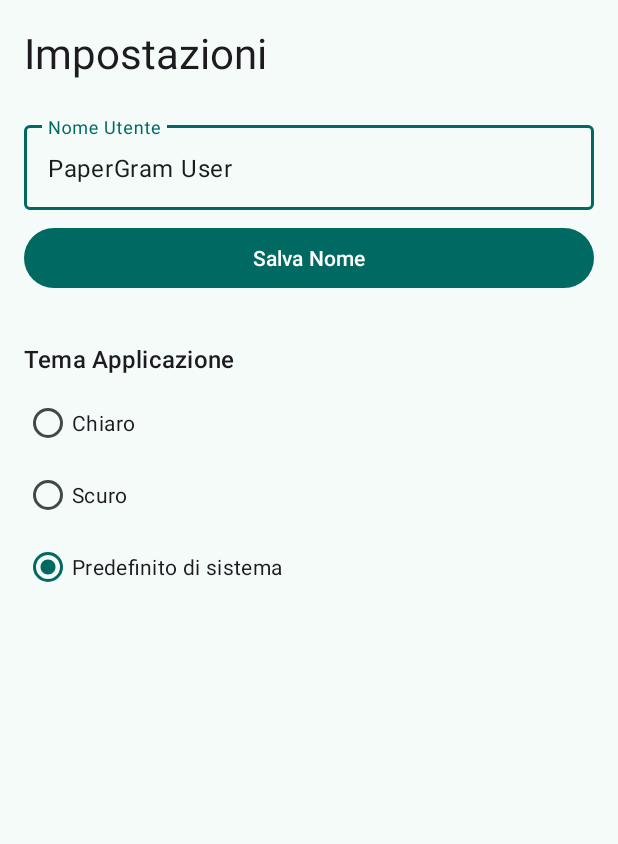
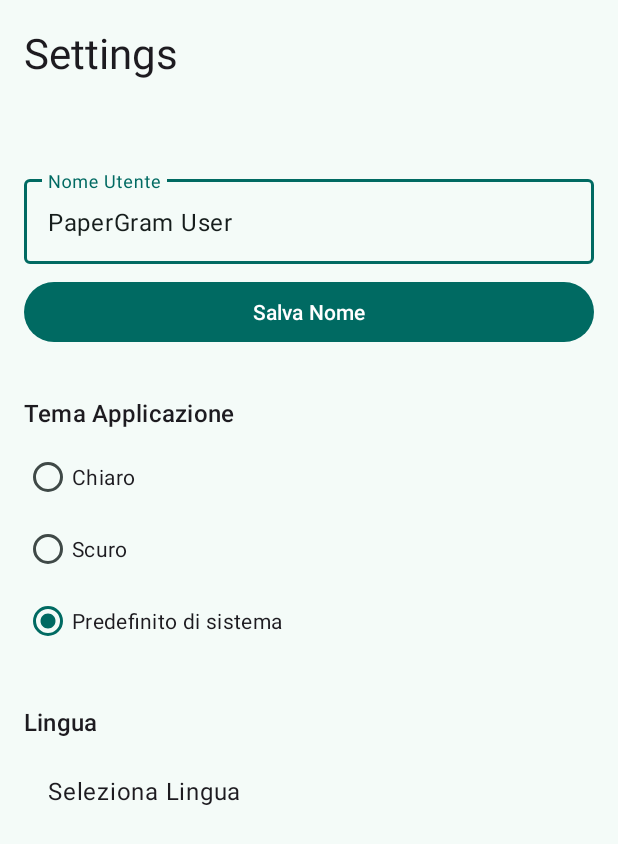
Before and after one commit to andreaturchet/PaperGram, an Android app: the fragment SettingsFragment shown on its own in the app's theme, on a phone screen of 412 x 824 dp. Shown: the top 844 px of the screen. Run offline under Robolectric (Android 15) with nearby library versions, the phone set to English and light mode, and no system bars.

Commit message:
translation 1/2

```diff
--- a/app/src/main/java/com/ciwrl/papergram/ui/categories/CategoriesViewModel.kt
+++ b/app/src/main/java/com/ciwrl/papergram/ui/categories/CategoriesViewModel.kt
@@ -3,6 +3,7 @@ package com.ciwrl.papergram.ui.categories
 import android.app.Application
 import androidx.lifecycle.AndroidViewModel
 import androidx.lifecycle.viewModelScope
+import com.ciwrl.papergram.R
 import com.ciwrl.papergram.data.Datasource
 import com.ciwrl.papergram.data.UserPreferences
 import com.ciwrl.papergram.ui.adapter.UiMainCategory
@@ -45,7 +46,8 @@ class CategoriesViewModel(application: Application) : AndroidViewModel(applicati
             val selectedCount = _uiCategories.value.count { it.isSelected }
 
             if (selectedCount == 1 && toggledCategory.isSelected) {
-                _toastMessage.emit("Devi selezionare almeno una categoria.")
+                val message = getApplication<Application>().getString(R.string.error_select_one_category)
+                _toastMessage.emit(message)
                 return@launch
             }
 
--- a/app/src/main/res/layout/fragment_categories.xml
+++ b/app/src/main/res/layout/fragment_categories.xml
@@ -23,7 +23,7 @@
         android:id="@+id/button_save"
         android:layout_width="0dp"
         android:layout_height="wrap_content"
-        android:text="Salva Preferenze"
+        android:text="@string/save_preferences"
         android:layout_margin="16dp"
         app:layout_constraintBottom_toBottomOf="parent"
         app:layout_constraintStart_toStartOf="parent"
--- a/app/src/main/res/layout/fragment_comments.xml
+++ b/app/src/main/res/layout/fragment_comments.xml
@@ -21,7 +21,7 @@
         android:layout_height="wrap_content"
         android:layout_gravity="bottom|end"
         android:layout_margin="16dp"
-        android:contentDescription="Aggiungi un commento"
+        android:contentDescription="@string/aggiungi_un_commento"
         app:srcCompat="@drawable/baseline_add_24" />
 
 </androidx.coordinatorlayout.widget.CoordinatorLayout>
--- a/app/src/main/res/layout/fragment_interest_selection.xml
+++ b/app/src/main/res/layout/fragment_interest_selection.xml
@@ -10,7 +10,7 @@
         android:id="@+id/textView_title_interest"
         android:layout_width="wrap_content"
         android:layout_height="wrap_content"
-        android:text="Scegli i tuoi interessi"
+        android:text="@string/scegli_i_tuoi_interessi"
         android:textAppearance="@style/TextAppearance.Material3.HeadlineLarge"
         app:layout_constraintTop_toTopOf="parent"
         app:layout_constraintStart_toStartOf="parent"
@@ -32,7 +32,7 @@
         android:id="@+id/button_finish"
         android:layout_width="0dp"
         android:layout_height="wrap_content"
-        android:text="FINITO"
+        android:text="@string/end"
         app:layout_constraintBottom_toTopOf="@id/button_skip"
         app:layout_constraintStart_toStartOf="parent"
         app:layout_constraintEnd_toEndOf="parent" />
@@ -42,7 +42,7 @@
         style="@style/Widget.Material3.Button.TextButton"
         android:layout_width="wrap_content"
         android:layout_height="wrap_content"
-        android:text="Salta per ora"
+        android:text="@string/skip"
         app:layout_constraintBottom_toBottomOf="parent"
         app:layout_constraintStart_toStartOf="parent"
         app:layout_constraintEnd_toEndOf="parent" />
--- a/app/src/main/res/layout/fragment_name_entry.xml
+++ b/app/src/main/res/layout/fragment_name_entry.xml
@@ -10,7 +10,7 @@
         android:id="@+id/textView_title"
         android:layout_width="wrap_content"
         android:layout_height="wrap_content"
-        android:text="Come ti chiami?"
+        android:text="@string/name"
         android:textAppearance="@style/TextAppearance.Material3.HeadlineLarge"
         app:layout_constraintStart_toStartOf="parent"
         app:layout_constraintEnd_toEndOf="parent"
@@ -41,7 +41,7 @@
         android:id="@+id/button_continue"
         android:layout_width="0dp"
         android:layout_height="wrap_content"
-        android:text="Continua"
+        android:text="@string/continua"
         android:layout_marginTop="24dp"
         app:layout_constraintTop_toBottomOf="@id/textInputLayout_name"
         app:layout_constraintStart_toStartOf="parent"
--- a/app/src/main/res/layout/fragment_saved.xml
+++ b/app/src/main/res/layout/fragment_saved.xml
@@ -21,7 +21,7 @@
         android:id="@+id/emptyView"
         android:layout_width="wrap_content"
         android:layout_height="wrap_content"
-        android:text="Nessun paper salvato"
+        android:text="@string/no_paper"
         android:visibility="gone"
         app:layout_constraintBottom_toBottomOf="parent"
         app:layout_constraintEnd_toEndOf="parent"
--- a/app/src/main/res/layout/fragment_settings.xml
+++ b/app/src/main/res/layout/fragment_settings.xml
@@ -12,7 +12,7 @@
         android:id="@+id/settings_title"
         android:layout_width="wrap_content"
         android:layout_height="wrap_content"
-        android:text="Impostazioni"
+        android:text="@string/Settings"
         android:textAppearance="@style/TextAppearance.Material3.HeadlineMedium"
         app:layout_constraintTop_toTopOf="parent"
         app:layout_constraintStart_toStartOf="parent" />
@@ -40,7 +40,7 @@
         android:id="@+id/button_save_settings"
         android:layout_width="0dp"
         android:layout_height="wrap_content"
-        android:text="Salva Nome"
+        android:text="@string/save_name"
         android:layout_marginTop="8dp"
         app:layout_constraintTop_toBottomOf="@id/textInputLayout_user_name"
         app:layout_constraintStart_toStartOf="parent"
@@ -51,7 +51,7 @@
         android:layout_width="wrap_content"
         android:layout_height="wrap_content"
         android:layout_marginTop="32dp"
-        android:text="Tema Applicazione"
+        android:text="@string/theme_app"
         android:textAppearance="@style/TextAppearance.Material3.TitleMedium"
         app:layout_constraintTop_toBottomOf="@id/button_save_settings"
         app:layout_constraintStart_toStartOf="parent" />
@@ -70,19 +70,43 @@
             android:id="@+id/radio_light"
             android:layout_width="match_parent"
             android:layout_height="wrap_content"
-            android:text="Chiaro" />
+            android:text="@string/white" />
 
         <RadioButton
             android:id="@+id/radio_dark"
             android:layout_width="match_parent"
             android:layout_height="wrap_content"
-            android:text="Scuro" />
+            android:text="@string/dark" />
 
         <RadioButton
             android:id="@+id/radio_system"
             android:layout_width="match_parent"
             android:layout_height="wrap_content"
-            android:text="Predefinito di sistema" />
+            android:text="@string/system_pred" />
+
+        <TextView
+            android:id="@+id/language_section_title"
+            android:layout_width="wrap_content"
+            android:layout_height="wrap_content"
+            android:layout_marginTop="32dp"
+            android:text="@string/language"
+            android:textAppearance="@style/TextAppearance.Material3.TitleMedium"
+            app:layout_constraintTop_toBottomOf="@id/radio_group_theme"
+            app:layout_constraintStart_toStartOf="parent" />
+
+        <TextView
+            android:id="@+id/text_view_language"
+            android:layout_width="match_parent"
+            android:layout_height="wrap_content"
+            android:layout_marginTop="8dp"
+            android:background="?attr/selectableItemBackground"
+            android:clickable="true"
+            android:focusable="true"
+            android:padding="16dp"
+            android:text="@string/select_lang"
+            android:textAppearance="@style/TextAppearance.Material3.BodyLarge"
+            app:layout_constraintTop_toBottomOf="@id/language_section_title"
+            app:layout_constraintStart_toStartOf="parent" />
     </RadioGroup>
 
 </androidx.constraintlayout.widget.ConstraintLayout>
--- a/app/src/main/res/layout/item_chip.xml
+++ b/app/src/main/res/layout/item_chip.xml
@@ -7,7 +7,7 @@
     android:layout_width="wrap_content"
     android:layout_height="wrap_content"
     android:layout_marginEnd="4dp"
-    tools:text="Sample Category"
+    tools:text="@string/sample_category"
 
     android:checkable="false"
     android:clickable="false"
--- a/app/src/main/res/layout/item_pdf_page.xml
+++ b/app/src/main/res/layout/item_pdf_page.xml
@@ -21,6 +21,6 @@
         android:layout_height="wrap_content"
         android:layout_marginTop="4dp"
         android:textAppearance="?attr/textAppearanceCaption"
-        tools:text="Pagina 1 / 10" />
+        tools:text="@string/pages" />
 
 </LinearLayout>
--- a/app/src/main/res/layout/nav_header_main.xml
+++ b/app/src/main/res/layout/nav_header_main.xml
@@ -13,7 +13,7 @@
         android:id="@+id/nav_header_user_name"
         android:layout_width="match_parent"
         android:layout_height="wrap_content"
-        android:text="Ciao, Utente!"
+        android:text="@string/greetings"
         android:textAppearance="?attr/textAppearanceTitleLarge"
         android:textColor="?attr/colorOnPrimaryContainer" />
 
--- a/app/src/main/res/values/strings.xml
+++ b/app/src/main/res/values/strings.xml
@@ -15,4 +15,37 @@
     <string name="impostazioni">Impostazioni</string>
     <string name="paper_salvati">Paper Salvati</string>
     <string name="categorie">Categorie</string>
+    <string name="save_preferences">Salva Preferenze</string>
+    <string name="error_select_one_category">Devi selezionare almeno una categoria.</string>
+    <string name="Settings">Settings\n</string>
+    <string name="aggiungi_un_commento">Aggiungi un commento</string>
+    <string name="scegli_i_tuoi_interessi">Scegli i tuoi interessi</string>
+    <string name="end">FINITO</string>
+    <string name="skip">Salta per ora</string>
+    <string name="name">Come ti chiami?</string>
+    <string name="continua">Continua</string>
+    <string name="no_paper">Nessun paper salvato</string>
+    <string name="save_name">Salva Nome</string>
+    <string name="theme_app">Tema Applicazione</string>
+    <string name="white">Chiaro</string>
+    <string name="dark">Scuro</string>
+    <string name="system_pred">Predefinito di sistema</string>
+    <string name="sample_category">Sample Category</string>
+    <string name="username">Nome Utente</string>
+    <string name="last_update">2 ore fa</string>
+    <string name="comments">Questo è il testo del commento che può essere anche molto lungo e andare su più righe.</string>
+    <string name="reply">Rispondi</string>
+    <string name="title">Titolo del Paper Molto Interessante</string>
+    <string name="authors">Autore 1, Autore 2, Autore 3</string>
+    <string name="paper_abstrct">Questo è un abstract del paper...</string>
+    <string name="like">Like</string>
+    <string name="chip_comments">Commenti</string>
+    <string name="paper_keyword">Keyword1, Keyword2, AI</string>
+    <string name="paper_title">Titolo del Paper Scientifico Molto Lungo che Occupa Diverse Righe</string>
+    <string name="remove_fav">Rimuovi dai salvati</string>
+    <string name="pages">Pagina 1 / 10</string>
+    <string name="greetings">Ciao, Utente!</string>
+    <string name="language">Lingua</string>
+    <string name="select_lang">Seleziona Lingua</string>
+
 </resources>
--- a/gradle/libs.versions.toml
+++ b/gradle/libs.versions.toml
@@ -1,10 +1,10 @@
 [versions]
-agp = "8.9.1"
+agp = "8.4.1"
 flexbox = "3.0.0"
 glide = "4.16.0"
 gson = "2.10.1"
 kotlin = "2.0.21"
-coreKtx = "1.16.0"
+coreKtx = "1.13.1"
 junit = "4.13.2"
 junitVersion = "1.2.1"
 espressoCore = "3.6.1"
```
Also changed, not shown: app/src/main/java/com/ciwrl/papergram/data/UserPreferences.kt (+9 -0 lines), app/src/main/java/com/ciwrl/papergram/ui/settings/SettingsFragment.kt (+32 -0 lines), app/src/main/java/com/ciwrl/papergram/ui/settings/SettingsViewModel.kt (+12 -0 lines), app/src/main/res/layout/item_comment.xml (+4 -4 lines), app/src/main/res/layout/item_paper_card.xml (+6 -6 lines), app/src/main/res/layout/item_paper_saved.xml (+4 -4 lines), gradle.properties (line endings or trailing spaces), gradle/wrapper/gradle-wrapper.properties, 1 other file.
